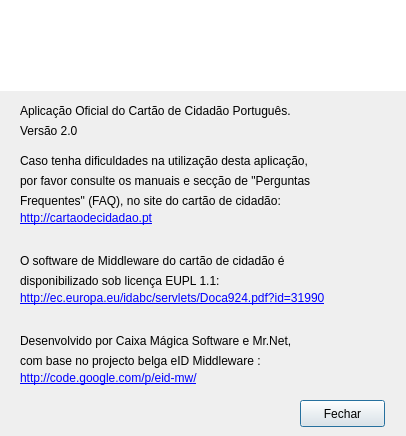
Old version of the form _src/eidmw/eidgui/dlgAbout.ui in the repository 12019/svn.gov.pt.
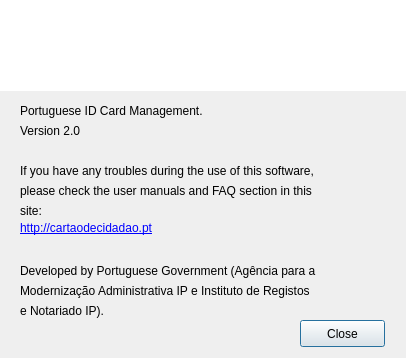
New version of the form. Icons and pictures are not drawn.

The edit to the form file:
```diff
--- a/_src/eidmw/eidgui/dlgAbout.ui
+++ b/_src/eidmw/eidgui/dlgAbout.ui
@@ -10,7 +10,7 @@
     <x>0</x>
     <y>0</y>
     <width>406</width>
-    <height>436</height>
+    <height>358</height>
    </rect>
   </property>
   <property name="maximumSize">
@@ -28,30 +28,17 @@
   <property name="modal">
    <bool>true</bool>
   </property>
-  <widget class="QLabel" name="label_2">
-   <property name="geometry">
-    <rect>
-     <x>20</x>
-     <y>250</y>
-     <width>371</width>
-     <height>22</height>
-    </rect>
-   </property>
-   <property name="text">
-    <string>O software de Middleware do cartão de cidadão é </string>
-   </property>
-  </widget>
   <widget class="QPushButton" name="btnOK">
    <property name="geometry">
     <rect>
      <x>300</x>
-     <y>400</y>
+     <y>320</y>
      <width>85</width>
      <height>27</height>
     </rect>
    </property>
    <property name="text">
-    <string>Fechar</string>
+    <string>Close</string>
    </property>
   </widget>
   <widget class="QLabel" name="label_3">
@@ -64,36 +51,36 @@
     </rect>
    </property>
    <property name="text">
-    <string>Aplicação Oficial do Cartão de Cidadão Português.</string>
+    <string>Portuguese ID Card Management.</string>
    </property>
   </widget>
   <widget class="QLabel" name="label_4">
    <property name="geometry">
     <rect>
      <x>20</x>
-     <y>150</y>
-     <width>361</width>
+     <y>160</y>
+     <width>371</width>
      <height>21</height>
     </rect>
    </property>
    <property name="text">
-    <string>Caso tenha dificuldades na utilização desta aplicação,</string>
+    <string>If you have any troubles during the use of this software,</string>
    </property>
    <property name="textFormat">
-    <enum>Qt::PlainText</enum>
+    <enum>Qt::AutoText</enum>
    </property>
   </widget>
   <widget class="QLabel" name="label_5">
    <property name="geometry">
     <rect>
      <x>20</x>
-     <y>170</y>
+     <y>180</y>
      <width>361</width>
      <height>21</height>
     </rect>
    </property>
    <property name="text">
-    <string>por favor consulte os manuais e secção de &quot;Perguntas </string>
+    <string>please check the user manuals and FAQ section in this</string>
    </property>
    <property name="textFormat">
     <enum>Qt::PlainText</enum>
@@ -103,13 +90,13 @@
    <property name="geometry">
     <rect>
      <x>20</x>
-     <y>190</y>
+     <y>200</y>
      <width>361</width>
      <height>21</height>
     </rect>
    </property>
    <property name="text">
-    <string>Frequentes&quot; (FAQ), no site do cartão de cidadão:</string>
+    <string>site:</string>
    </property>
    <property name="textFormat">
     <enum>Qt::PlainText</enum>
@@ -151,7 +138,7 @@
    <property name="geometry">
     <rect>
      <x>20</x>
-     <y>210</y>
+     <y>220</y>
      <width>241</width>
      <height>17</height>
     </rect>
@@ -163,75 +150,17 @@
     <bool>true</bool>
    </property>
   </widget>
-  <widget class="QLabel" name="label_7">
-   <property name="geometry">
-    <rect>
-     <x>20</x>
-     <y>270</y>
-     <width>371</width>
-     <height>22</height>
-    </rect>
-   </property>
-   <property name="text">
-    <string>disponibilizado sob licença EUPL 1.1:</string>
-   </property>
-  </widget>
-  <widget class="QLabel" name="label_8">
-   <property name="geometry">
-    <rect>
-     <x>20</x>
-     <y>290</y>
-     <width>361</width>
-     <height>17</height>
-    </rect>
-   </property>
-   <property name="text">
-    <string>&lt;a href=&quot;http://ec.europa.eu/idabc/servlets/Doca924.pdf?id=31990&quot;&gt; http://ec.europa.eu/idabc/servlets/Doca924.pdf?id=31990</string>
-   </property>
-   <property name="openExternalLinks">
-    <bool>true</bool>
-   </property>
-  </widget>
   <widget class="QLabel" name="label_9">
    <property name="geometry">
     <rect>
      <x>20</x>
-     <y>330</y>
+     <y>260</y>
      <width>371</width>
      <height>22</height>
     </rect>
    </property>
    <property name="text">
-    <string>Desenvolvido por Caixa Mágica Software e Mr.Net,</string>
-   </property>
-  </widget>
-  <widget class="QLabel" name="label_10">
-   <property name="geometry">
-    <rect>
-     <x>20</x>
-     <y>350</y>
-     <width>371</width>
-     <height>22</height>
-    </rect>
-   </property>
-   <property name="text">
-    <string>com base no projecto belga eID Middleware :</string>
-   </property>
-  </widget>
-  <widget class="QLabel" name="label_11">
-   <property name="geometry">
-    <rect>
-     <x>20</x>
-     <y>370</y>
-     <width>361</width>
-     <height>17</height>
-    </rect>
-   </property>
-   <property name="text">
-    <string>&lt;a href=&quot;http://code.google.com/p/eid-mw/&quot;&gt; http://code.google.com/p/eid-mw/</string>
-   </property>
-   <property name="openExternalLinks">
-    <bool>true</bool>
+    <string>Developed by Portuguese Government (Agência para a</string>
    </property>
   </widget>
   <widget class="QLabel" name="label_12">
@@ -244,25 +173,35 @@
     </rect>
    </property>
    <property name="text">
-    <string>Versão 2.0</string>
+    <string>Version 2.0</string>
    </property>
   </widget>
-  <zorder>label_2</zorder>
-  <zorder></zorder>
-  <zorder></zorder>
-  <zorder>btnOK</zorder>
-  <zorder>label_3</zorder>
-  <zorder>label_4</zorder>
-  <zorder>label_5</zorder>
-  <zorder>label_6</zorder>
-  <zorder>widget</zorder>
-  <zorder>label</zorder>
-  <zorder>label_7</zorder>
-  <zorder>label_8</zorder>
-  <zorder>label_9</zorder>
-  <zorder>label_10</zorder>
-  <zorder>label_11</zorder>
-  <zorder>label_12</zorder>
+  <widget class="QLabel" name="label_13">
+   <property name="geometry">
+    <rect>
+     <x>20</x>
+     <y>280</y>
+     <width>371</width>
+     <height>22</height>
+    </rect>
+   </property>
+   <property name="text">
+    <string>Modernização Administrativa IP e Instituto de Registos</string>
+   </property>
+  </widget>
+  <widget class="QLabel" name="label_14">
+   <property name="geometry">
+    <rect>
+     <x>20</x>
+     <y>300</y>
+     <width>371</width>
+     <height>22</height>
+    </rect>
+   </property>
+   <property name="text">
+    <string>e Notariado IP).</string>
+   </property>
+  </widget>
  </widget>
  <resources>
   <include location="eidgui.qrc"/>
```
